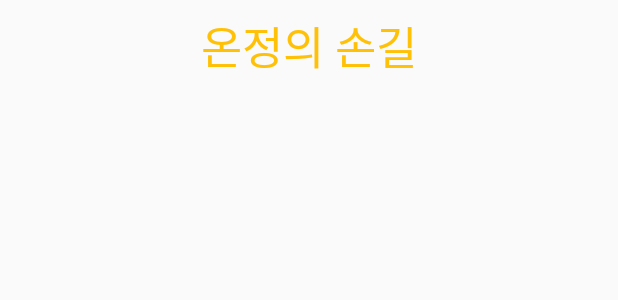
After one commit to hyuna919/travel-help, an Android app: the layout main_frag_home.xml on its own in the app's theme, with its tools: preview values and no code run, on a phone screen of 412 x 824 dp. The commit adds this screen. Shown: the top 300 px of the screen. Run offline under Robolectric (Android 15) with nearby library versions, the phone set to English and light mode, and no system bars.

Commit message:
프래그먼트로 변경 작업중...레이아웃,뷰 이름수정...프래그먼트 생성 직전

```diff
--- a/app/src/main/java/com/example/travel_help/MainRvAdapter.kt
+++ b/app/src/main/java/com/example/travel_help/HomeRvAdapter.kt
@@ -7,10 +7,10 @@ import android.view.ViewGroup
 import android.widget.TextView
 import androidx.recyclerview.widget.RecyclerView
 
-class MainRvAdapter(val context:Context, val countryList: ArrayList<DataClassCountry>, val itemClick: (DataClassCountry) -> Unit):
-    RecyclerView.Adapter<MainRvAdapter.Holder>() {
+class HomeRvAdapter(val context:Context, val countryList: ArrayList<DataClassCountry>, val itemClick: (DataClassCountry) -> Unit):
+    RecyclerView.Adapter<HomeRvAdapter.Holder>() {
     override fun onCreateViewHolder(parent: ViewGroup, viewType: Int): Holder {
-        val view = LayoutInflater.from(context).inflate(R.layout.main_rv, parent, false)
+        val view = LayoutInflater.from(context).inflate(R.layout.main_frag_home_rv, parent, false)
         return Holder(view, itemClick)
     }
 
--- a/app/src/main/res/layout/main.xml
+++ b/app/src/main/res/layout/main.xml
@@ -35,6 +35,6 @@
             app:layout_constraintStart_toStartOf="parent"
             app:layout_constraintBottom_toTopOf="@+id/board_nav_view"
             android:layout_marginTop="8dp" app:layout_constraintTop_toBottomOf="@+id/textView5"
-            app:layout_constraintVertical_bias="0.26" android:id="@+id/main_rv"/>
+            app:layout_constraintVertical_bias="0.26" android:id="@+id/home_rv"/>
 
 </androidx.constraintlayout.widget.ConstraintLayout>
--- /dev/null
+++ b/app/src/main/res/layout/main_frag_home.xml
@@ -0,0 +1,25 @@
+<?xml version="1.0" encoding="utf-8"?>
+<androidx.constraintlayout.widget.ConstraintLayout xmlns:android="http://schemas.android.com/apk/res/android"
+                                                   xmlns:app="http://schemas.android.com/apk/res-auto" xmlns:tools="http://schemas.android.com/tools" android:layout_width="match_parent"
+                                                   android:layout_height="match_parent">
+
+    <TextView
+            android:layout_width="wrap_content"
+            android:layout_height="wrap_content"
+            android:text="@string/app_name"
+            android:textColor="@color/colorYellow"
+            app:layout_constraintLeft_toLeftOf="parent"
+            app:layout_constraintEnd_toEndOf="parent"
+            android:layout_marginEnd="8dp" app:layout_constraintStart_toStartOf="parent"
+            android:layout_marginStart="8dp" android:textSize="30sp" android:layout_marginTop="8dp"
+            app:layout_constraintTop_toTopOf="parent" android:id="@+id/textView5"/>
+
+    <androidx.recyclerview.widget.RecyclerView
+            android:layout_width="200dp"
+            android:layout_height="wrap_content" app:layout_constraintEnd_toEndOf="parent"
+            app:layout_constraintStart_toStartOf="parent"
+            app:layout_constraintTop_toBottomOf="@+id/textView5"
+            android:id="@+id/home_rv"
+            android:layout_marginTop="8dp"/>
+
+</androidx.constraintlayout.widget.ConstraintLayout>
```
Also changed, not shown: app/src/main/java/com/example/travel_help/MainActivity.kt (+4 -4 lines), app/src/main/res/layout/main_frag_home_rv.xml (renamed from app/src/main/res/layout/board_rv.xml).
